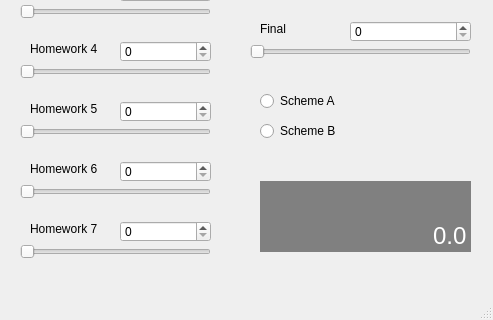
This is grade_calculator.ui in mavisimo/pic10c-qt_hw-grade_calculator as Qt 5 draws it before an edit; both pictures show x 0 to 493 and y 149 to 469 of the 493 by 469 pixel window. The edited form follows.
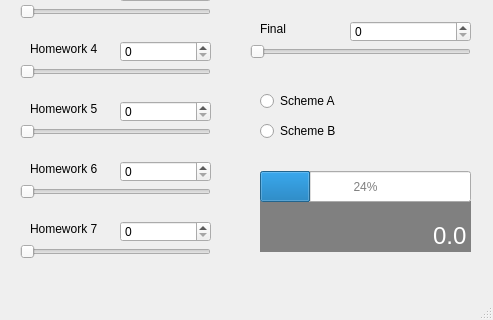
This is the edited form.

Commit message: added progress bar for aesthetic

What changed in the file:
```diff
--- a/grade_calculator.ui
+++ b/grade_calculator.ui
@@ -47,9 +47,9 @@
     <property name="geometry">
      <rect>
       <x>260</x>
-      <y>330</y>
+      <y>350</y>
       <width>211</width>
-      <height>71</height>
+      <height>51</height>
      </rect>
     </property>
     <property name="sizePolicy">
@@ -557,6 +557,25 @@
      <string>Scheme B</string>
     </property>
    </widget>
+   <widget class="QProgressBar" name="progressBar">
+    <property name="geometry">
+     <rect>
+      <x>260</x>
+      <y>320</y>
+      <width>211</width>
+      <height>31</height>
+     </rect>
+    </property>
+    <property name="styleSheet">
+     <string notr="true">QProgressBar
+{
+	color: gray;
+}</string>
+    </property>
+    <property name="value">
+     <number>24</number>
+    </property>
+   </widget>
   </widget>
   <widget class="QMenuBar" name="menubar">
    <property name="geometry">
```
The commit also changes 1 other file.
